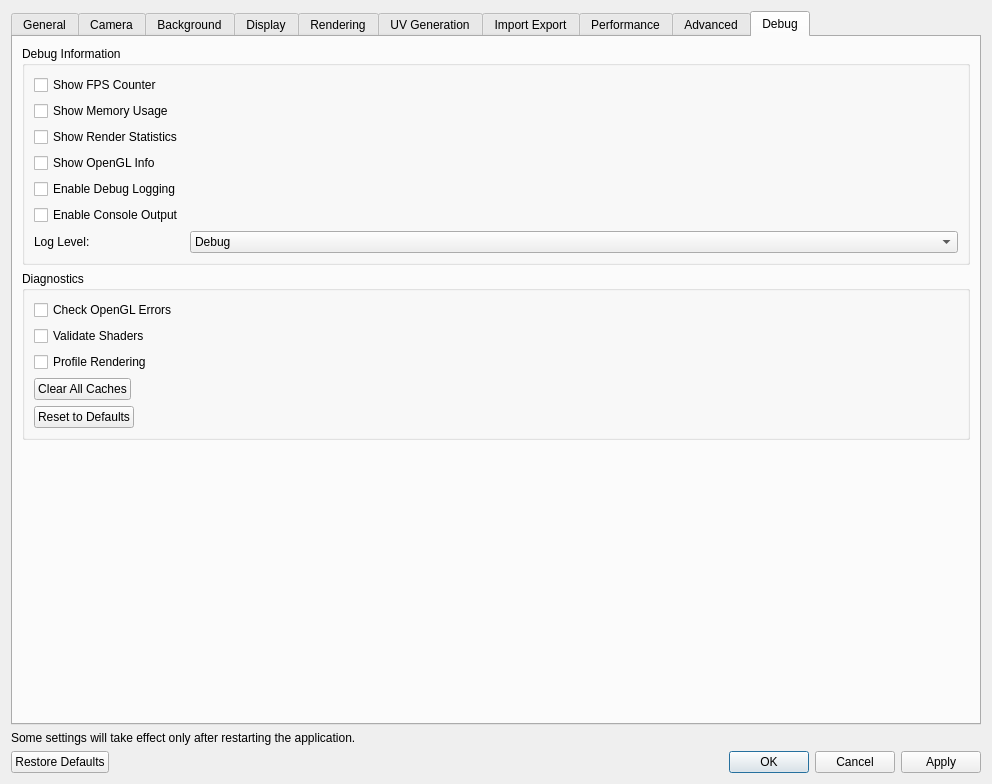
Old version of the form ui/SettingsDialog.ui in the repository 01Hub/ModelViewer.
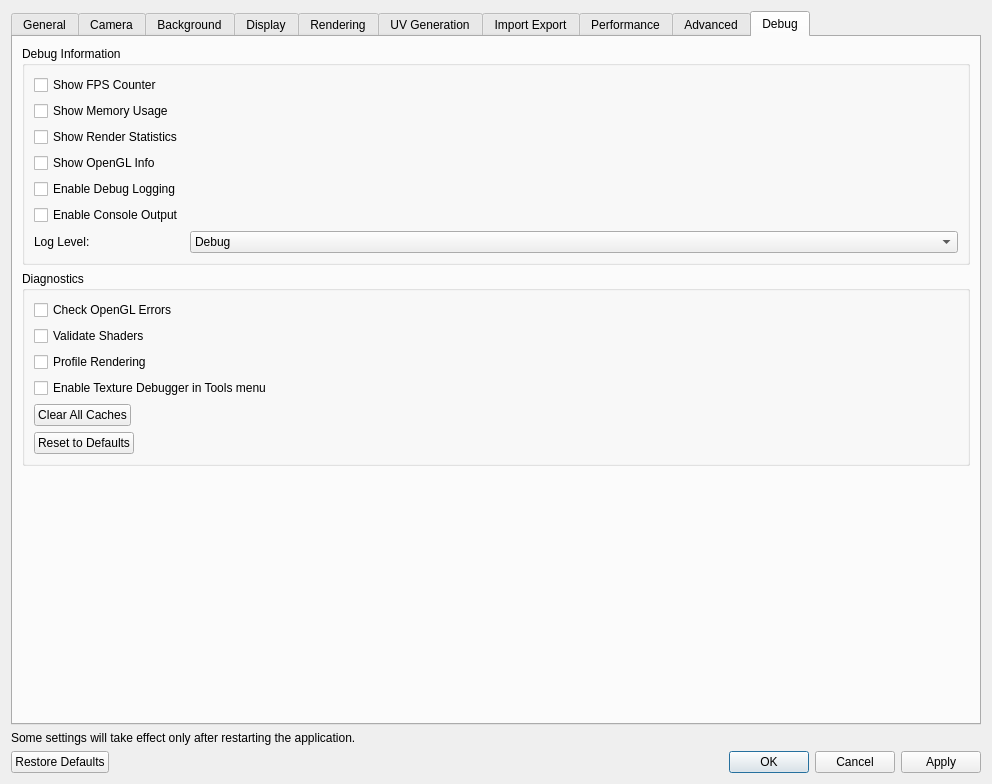
New version of the form. The open tabs and pages were chosen to show the change.

Commit message: Add Texture Debugger panel with live texture/extension overrides

Diff of the .ui file:
```diff
--- a/ui/SettingsDialog.ui
+++ b/ui/SettingsDialog.ui
@@ -2092,13 +2092,23 @@
            </widget>
           </item>
           <item row="3" column="0">
+           <widget class="QCheckBox" name="showTextureDebugPanelCheckBox">
+            <property name="text">
+             <string>Enable Texture Debugger in Tools menu</string>
+            </property>
+            <property name="toolTip">
+             <string>Adds a Texture Debugger entry to the Tools menu. The panel shows GPU-side texture bindings for the selected mesh.</string>
+            </property>
+           </widget>
+          </item>
+          <item row="5" column="0">
            <widget class="QPushButton" name="clearCacheButton">
             <property name="text">
              <string>Clear All Caches</string>
             </property>
            </widget>
           </item>
-          <item row="4" column="0">
+          <item row="6" column="0">
            <widget class="QPushButton" name="resetSettingsButton">
             <property name="text">
              <string>Reset to Defaults</string>
```
The commit also changes 14 other files.
